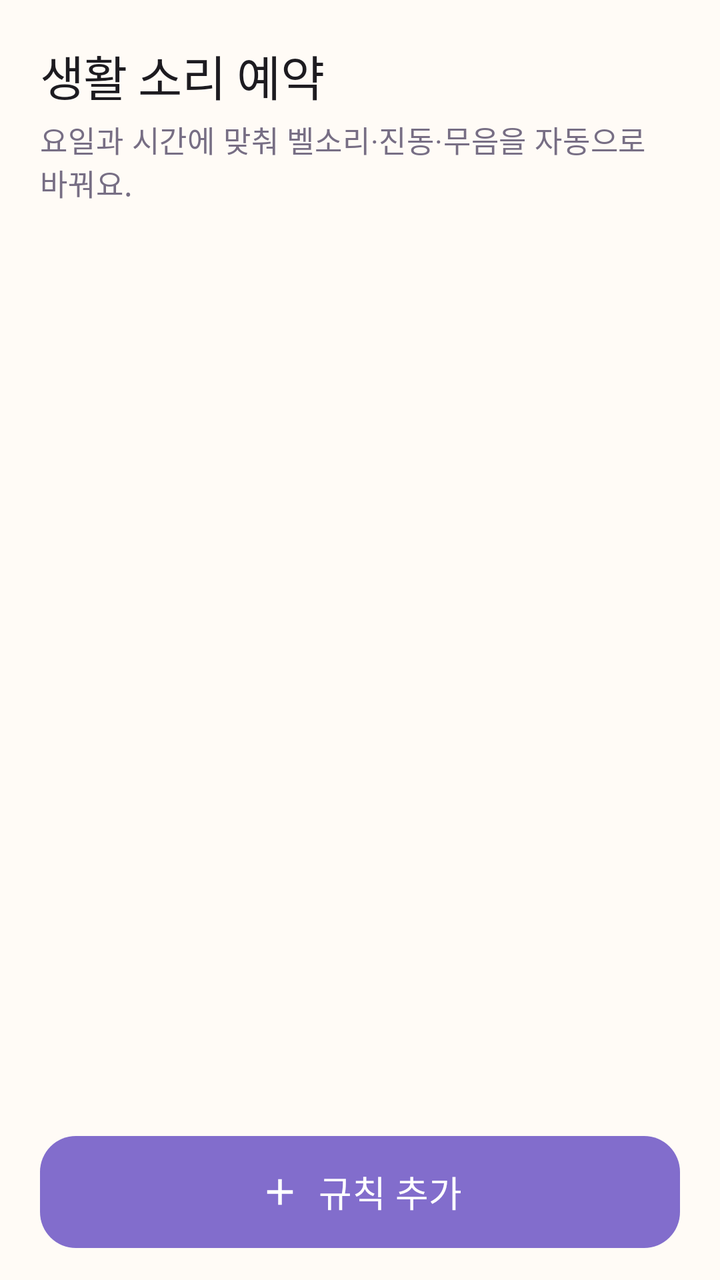
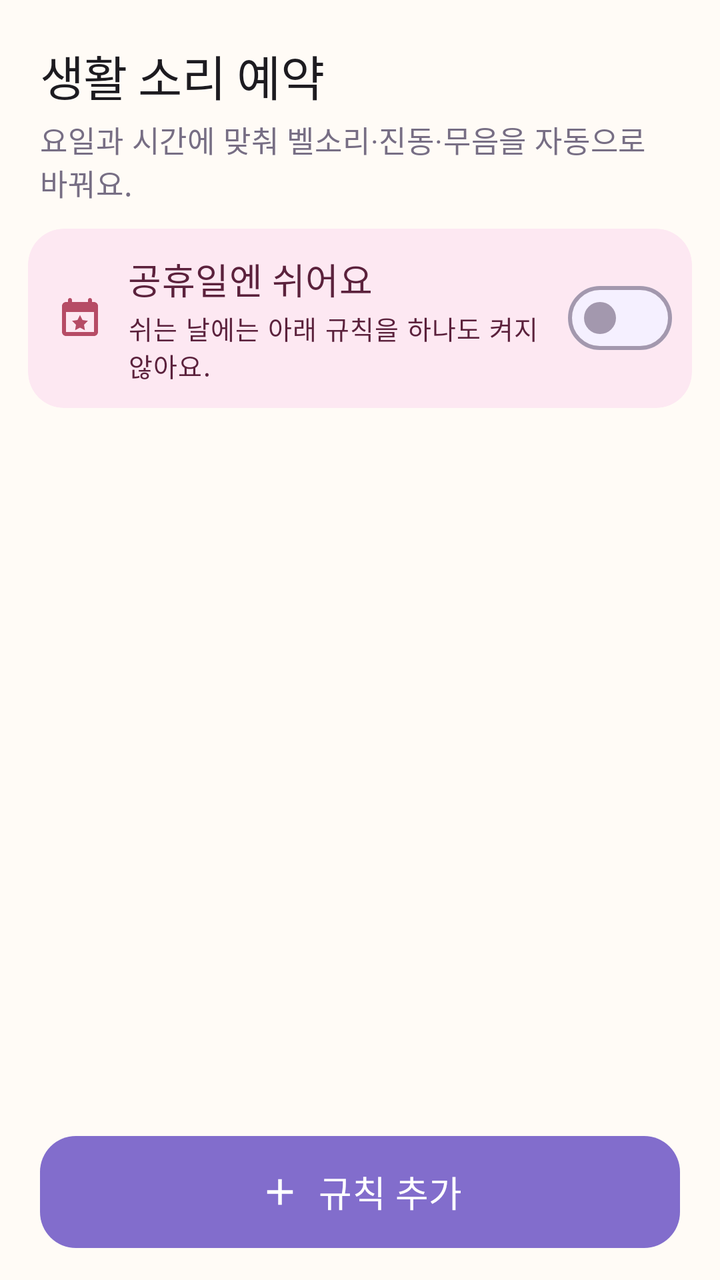

Two renders of the same Android screen: before a commit and after it. Below are the layout's source before the change and the commit's diff.
<!-- AndroidManifest.xml: application theme Theme.KidCare -->
<!-- res/layout/fragment_schedule.xml -->
<?xml version="1.0" encoding="utf-8"?>
<FrameLayout xmlns:android="http://schemas.android.com/apk/res/android"
    xmlns:app="http://schemas.android.com/apk/res-auto"
    android:layout_width="match_parent"
    android:layout_height="match_parent">

    
    <LinearLayout
        android:id="@+id/list_pane"
        android:layout_width="match_parent"
        android:layout_height="match_parent"
        android:orientation="vertical">

        <LinearLayout
            android:layout_width="match_parent"
            android:layout_height="wrap_content"
            android:orientation="vertical"
            android:paddingHorizontal="20dp"
            android:paddingTop="20dp"
            android:paddingBottom="12dp">

            <TextView
                android:layout_width="match_parent"
                android:layout_height="wrap_content"
                android:text="@string/schedule_header_title"
                android:textAppearance="?attr/textAppearanceHeadlineSmall" />

            <TextView
                android:layout_width="match_parent"
                android:layout_height="wrap_content"
                android:layout_marginTop="4dp"
                android:text="@string/schedule_header_subtitle"
                android:textAppearance="?attr/textAppearanceBodyMedium"
                android:textColor="?attr/colorOnSurfaceVariant" />
        </LinearLayout>

        
        <TextView
            android:id="@+id/schedule_state"
            android:layout_width="match_parent"
            android:layout_height="wrap_content"
            android:padding="16dp"
            android:textAppearance="?attr/textAppearanceBodyMedium"
            android:textColor="?attr/colorOnSurfaceVariant"
            android:visibility="gone" />

        
        <LinearLayout
            android:id="@+id/sync_pending_bar"
            android:layout_width="match_parent"
            android:layout_height="wrap_content"
            android:background="?attr/colorErrorContainer"
            android:baselineAligned="false"
            android:gravity="center_vertical"
            android:orientation="horizontal"
            android:paddingHorizontal="16dp"
            android:paddingVertical="8dp"
            android:visibility="gone">

            <TextView
                android:layout_width="0dp"
                android:layout_height="wrap_content"
                android:layout_weight="1"
                android:text="@string/schedule_sync_pending"
                android:textAppearance="?attr/textAppearanceBodyMedium"
                android:textColor="?attr/colorOnErrorContainer" />

            
            <com.google.android.material.button.MaterialButton
                android:id="@+id/sync_retry_button"
                style="@style/Widget.KidCare.Button.Text"
                android:layout_width="wrap_content"
                android:layout_height="wrap_content"
                android:layout_marginStart="8dp"
                android:minHeight="48dp"
                android:text="@string/schedule_sync_retry"
                android:textColor="?attr/colorOnErrorContainer" />
        </LinearLayout>

        <FrameLayout
            android:layout_width="match_parent"
            android:layout_height="0dp"
            android:layout_weight="1">

            <androidx.recyclerview.widget.RecyclerView
                android:id="@+id/schedule_list"
                android:layout_width="match_parent"
                android:layout_height="match_parent"
                android:clipToPadding="false"
                android:paddingTop="4dp"
                android:paddingBottom="12dp" />

            <TextView
                android:id="@+id/schedule_empty"
                android:layout_width="match_parent"
                android:layout_height="wrap_content"
                android:layout_gravity="center"
                android:gravity="center"
                android:padding="24dp"
                android:text="@string/schedule_empty"
                android:textAppearance="?attr/textAppearanceBodyMedium"
                android:textColor="?attr/colorOnSurfaceVariant"
                android:visibility="gone" />
        </FrameLayout>

        <com.google.android.material.button.MaterialButton
            android:id="@+id/add_button"
            android:layout_width="match_parent"
            android:layout_height="56dp"
            android:layout_marginHorizontal="20dp"
            android:layout_marginTop="8dp"
            android:layout_marginBottom="16dp"
            android:text="@string/schedule_add"
            android:textAppearance="?attr/textAppearanceTitleMedium"
            app:icon="@drawable/ic_add"
            app:iconGravity="textStart"
            app:iconPadding="8dp"
            app:iconSize="22dp" />
    </LinearLayout>

    
    
    <ScrollView
        android:id="@+id/editor_pane"
        android:layout_width="match_parent"
        android:layout_height="match_parent"
        android:background="?attr/colorSurface"
        android:fillViewport="true"
        android:visibility="gone">

        <LinearLayout
            android:layout_width="match_parent"
            android:layout_height="wrap_content"
            android:orientation="vertical"
            android:padding="16dp">

            <TextView
                android:id="@+id/editor_title"
                android:layout_width="match_parent"
                android:layout_height="wrap_content"
                android:textAppearance="?attr/textAppearanceHeadlineSmall" />

            <TextView
                android:layout_width="match_parent"
                android:layout_height="wrap_content"
                android:layout_marginTop="20dp"
                android:text="@string/schedule_editor_days_label"
                android:textAppearance="?attr/textAppearanceTitleMedium" />

            
            <com.google.android.material.button.MaterialButtonToggleGroup
                android:id="@+id/day_group"
                android:layout_width="match_parent"
                android:layout_height="wrap_content"
                android:layout_marginTop="8dp"
                app:selectionRequired="false"
                app:singleSelection="false">

                <com.google.android.material.button.MaterialButton
                    android:id="@+id/day_mon"
                    style="?attr/materialButtonOutlinedStyle"
                    android:layout_width="0dp"
                    android:layout_height="52dp"
                    android:layout_weight="1"
                    android:insetLeft="0dp"
                    android:insetRight="0dp"
                    android:minWidth="0dp"
                    android:paddingHorizontal="0dp"
                    android:saveEnabled="false"
                    android:text="@string/schedule_day_mon" />

                <com.google.android.material.button.MaterialButton
                    android:id="@+id/day_tue"
                    style="?attr/materialButtonOutlinedStyle"
                    android:layout_width="0dp"
                    android:layout_height="52dp"
                    android:layout_weight="1"
                    android:insetLeft="0dp"
                    android:insetRight="0dp"
                    android:minWidth="0dp"
                    android:paddingHorizontal="0dp"
                    android:saveEnabled="false"
                    android:text="@string/schedule_day_tue" />

                <com.google.android.material.button.MaterialButton
                    android:id="@+id/day_wed"
                    style="?attr/materialButtonOutlinedStyle"
                    android:layout_width="0dp"
                    android:layout_height="52dp"
                    android:layout_weight="1"
                    android:insetLeft="0dp"
                    android:insetRight="0dp"
                    android:minWidth="0dp"
                    android:paddingHorizontal="0dp"
                    android:saveEnabled="false"
                    android:text="@string/schedule_day_wed" />

                <com.google.android.material.button.MaterialButton
                    android:id="@+id/day_thu"
                    style="?attr/materialButtonOutlinedStyle"
                    android:layout_width="0dp"
                    android:layout_height="52dp"
                    android:layout_weight="1"
                    android:insetLeft="0dp"
                    android:insetRight="0dp"
                    android:minWidth="0dp"
                    android:paddingHorizontal="0dp"
                    android:saveEnabled="false"
                    android:text="@string/schedule_day_thu" />

                <com.google.android.material.button.MaterialButton
                    android:id="@+id/day_fri"
                    style="?attr/materialButtonOutlinedStyle"
                    android:layout_width="0dp"
                    android:layout_height="52dp"
                    android:layout_weight="1"
                    android:insetLeft="0dp"
                    android:insetRight="0dp"
                    android:minWidth="0dp"
                    android:paddingHorizontal="0dp"
                    android:saveEnabled="false"
                    android:text="@string/schedule_day_fri" />

                <com.google.android.material.button.MaterialButton
                    android:id="@+id/day_sat"
                    style="?attr/materialButtonOutlinedStyle"
                    android:layout_width="0dp"
                    android:layout_height="52dp"
                    android:layout_weight="1"
                    android:insetLeft="0dp"
                    android:insetRight="0dp"
                    android:minWidth="0dp"
                    android:paddingHorizontal="0dp"
                    android:saveEnabled="false"
                    android:text="@string/schedule_day_sat" />

                <com.google.android.material.button.MaterialButton
                    android:id="@+id/day_sun"
                    style="?attr/materialButtonOutlinedStyle"
                    android:layout_width="0dp"
                    android:layout_height="52dp"
                    android:layout_weight="1"
                    android:insetLeft="0dp"
                    android:insetRight="0dp"
                    android:minWidth="0dp"
                    android:paddingHorizontal="0dp"
                    android:saveEnabled="false"
                    android:text="@string/schedule_day_sun" />
            </com.google.android.material.button.MaterialButtonToggleGroup>

            
            <TextView
                android:id="@+id/editor_days_error"
                android:layout_width="match_parent"
                android:layout_height="wrap_content"
                android:layout_marginTop="6dp"
                android:text="@string/schedule_editor_days_required"
                android:textAppearance="?attr/textAppearanceBodySmall"
                android:textColor="?attr/colorError"
                android:visibility="gone" />

            <TextView
                android:layout_width="match_parent"
                android:layout_height="wrap_content"
                android:layout_marginTop="20dp"
                android:text="@string/schedule_editor_time_label"
                android:textAppearance="?attr/textAppearanceTitleMedium" />

            <LinearLayout
                android:layout_width="match_parent"
                android:layout_height="wrap_content"
                android:layout_marginTop="8dp"
                android:baselineAligned="false"
                android:gravity="center_vertical"
                android:orientation="horizontal">

                <com.google.android.material.button.MaterialButton
                    android:id="@+id/start_time_button"
                    style="?attr/materialButtonOutlinedStyle"
                    android:layout_width="0dp"
                    android:layout_height="56dp"
                    android:layout_weight="1"
                    android:textAppearance="?attr/textAppearanceTitleMedium" />

                <TextView
                    android:layout_width="wrap_content"
                    android:layout_height="wrap_content"
                    android:paddingHorizontal="10dp"
                android:text="@string/schedule_range_separator"
                    android:textAppearance="?attr/textAppearanceTitleMedium" />

                <com.google.android.material.button.MaterialButton
                    android:id="@+id/end_time_button"
                    style="?attr/materialButtonOutlinedStyle"
                    android:layout_width="0dp"
                    android:layout_height="56dp"
                    android:layout_weight="1"
                    android:textAppearance="?attr/textAppearanceTitleMedium" />
            </LinearLayout>

            
            <TextView
                android:id="@+id/range_hint"
                android:layout_width="match_parent"
                android:layout_height="wrap_content"
                android:layout_marginTop="6dp"
                android:textAppearance="?attr/textAppearanceBodyMedium"
                android:textColor="?attr/colorOnSurfaceVariant"
                android:visibility="gone" />

            <TextView
                android:layout_width="match_parent"
                android:layout_height="wrap_content"
                android:layout_marginTop="20dp"
                android:text="@string/schedule_editor_mode_label"
                android:textAppearance="?attr/textAppearanceTitleMedium" />

            <com.google.android.material.button.MaterialButtonToggleGroup
                android:id="@+id/mode_group"
                android:layout_width="match_parent"
                android:layout_height="wrap_content"
                android:layout_marginTop="8dp"
                app:selectionRequired="true"
                app:singleSelection="true">

                <com.google.android.material.button.MaterialButton
                    android:id="@+id/schedule_mode_normal"
                    style="?attr/materialButtonOutlinedStyle"
                    android:layout_width="0dp"
                    android:layout_height="56dp"
                    android:layout_weight="1"
                    android:insetLeft="0dp"
                    android:insetRight="0dp"
                    android:minWidth="0dp"
                    android:paddingHorizontal="2dp"
                    android:saveEnabled="false"
                    android:text="@string/schedule_mode_normal" />

                <com.google.android.material.button.MaterialButton
                    android:id="@+id/schedule_mode_vibrate"
                    style="?attr/materialButtonOutlinedStyle"
                    android:layout_width="0dp"
                    android:layout_height="56dp"
                    android:layout_weight="1"
                    android:insetLeft="0dp"
                    android:insetRight="0dp"
                    android:minWidth="0dp"
                    android:paddingHorizontal="2dp"
                    android:saveEnabled="false"
                    android:text="@string/schedule_mode_vibrate" />

                <com.google.android.material.button.MaterialButton
                    android:id="@+id/schedule_mode_silent"
                    style="?attr/materialButtonOutlinedStyle"
                    android:layout_width="0dp"
                    android:layout_height="56dp"
                    android:layout_weight="1"
                    android:insetLeft="0dp"
                    android:insetRight="0dp"
                    android:minWidth="0dp"
                    android:paddingHorizontal="2dp"
                    android:saveEnabled="false"
                    android:text="@string/schedule_mode_silent" />
            </com.google.android.material.button.MaterialButtonToggleGroup>

            <LinearLayout
                android:layout_width="match_parent"
                android:layout_height="wrap_content"
                android:layout_marginTop="20dp"
                android:gravity="center_vertical"
                android:orientation="horizontal">

                <ProgressBar
                    android:id="@+id/editor_progress"
                    style="?android:attr/progressBarStyleSmall"
                    android:layout_width="20dp"
                    android:layout_height="20dp"
                    android:layout_marginEnd="10dp"
                    android:visibility="gone" />

                <TextView
                    android:id="@+id/editor_status"
                    android:layout_width="0dp"
                    android:layout_height="wrap_content"
                    android:layout_weight="1"
                    android:textAppearance="?attr/textAppearanceBodyMedium"
                    android:visibility="gone" />
            </LinearLayout>

            <LinearLayout
                android:layout_width="match_parent"
                android:layout_height="wrap_content"
                android:layout_marginTop="16dp"
                android:orientation="horizontal">

                <com.google.android.material.button.MaterialButton
                    android:id="@+id/editor_cancel_button"
                    style="@style/Widget.KidCare.Button.Text"
                    android:layout_width="0dp"
                    android:layout_height="56dp"
                    android:layout_weight="1"
                    android:text="@string/schedule_editor_cancel" />

                <com.google.android.material.button.MaterialButton
                    android:id="@+id/editor_save_button"
                    android:layout_width="0dp"
                    android:layout_height="56dp"
                    android:layout_marginStart="8dp"
                    android:layout_weight="1"
                    android:text="@string/schedule_editor_save"
                    android:textAppearance="?attr/textAppearanceTitleMedium" />
            </LinearLayout>
        </LinearLayout>
    </ScrollView>
</FrameLayout>
<!-- resources referenced by this layout -->
<resources>
  <string name="schedule_add">규칙 추가</string>
  <string name="schedule_day_fri">금</string>
  <string name="schedule_day_mon">월</string>
  <string name="schedule_day_sat">토</string>
  <string name="schedule_day_sun">일</string>
  <string name="schedule_day_thu">목</string>
  <string name="schedule_day_tue">화</string>
  <string name="schedule_day_wed">수</string>
  <string name="schedule_mode_silent">무음</string>
  <color name="sky">#826DCC</color>
  <color name="on_accent">#FFFFFF</color>
  <color name="sky_soft">#EEE9FF</color>
  <color name="ink">#342D3F</color>
  <color name="apricot">#F2A05F</color>
  <color name="apricot_soft">#FFF0E2</color>
  <color name="on_apricot_soft">#5A3216</color>
  <color name="grass">#7E9D68</color>
  <color name="grass_soft">#EDF4E7</color>
  <color name="berry_ink">#B64C66</color>
  <color name="paper_card">#FFFEFC</color>
  <color name="berry_soft">#FDE8F2</color>
  <color name="on_berry_soft">#5B213C</color>
  <color name="paper">#FFFBF6</color>
  <color name="paper_fold">#F5F0FF</color>
  <color name="ink_soft">#776E84</color>
  <color name="line">#A398AE</color>
  <color name="line_soft">#E9E1ED</color>
  <!-- unchanged entries left out for length: 44 -->
</resources>

<!-- the commit's change to res/layout/fragment_schedule.xml (unified diff, before → after) -->
@@ -33,6 +33,67 @@
                 android:textAppearance="?attr/textAppearanceBodyMedium"
                 android:textColor="?attr/colorOnSurfaceVariant" />
         </LinearLayout>
+
+        
+        <com.google.android.material.card.MaterialCardView
+            android:layout_width="match_parent"
+            android:layout_height="wrap_content"
+            android:layout_marginHorizontal="14dp"
+            android:layout_marginBottom="6dp"
+            app:cardBackgroundColor="@color/berry_soft"
+            app:shapeAppearance="@style/ShapeAppearance.KidCare.Medium"
+            app:strokeWidth="0dp">
+
+            <LinearLayout
+                android:layout_width="match_parent"
+                android:layout_height="wrap_content"
+                android:baselineAligned="false"
+                android:gravity="center_vertical"
+                android:orientation="horizontal"
+                android:paddingStart="14dp"
+                android:paddingEnd="10dp"
+                android:paddingVertical="12dp">
+
+                <ImageView
+                    android:layout_width="24dp"
+                    android:layout_height="24dp"
+                    android:layout_marginEnd="12dp"
+                    android:importantForAccessibility="no"
+                    android:src="@drawable/ic_holiday"
+                    app:tint="@color/berry_ink" />
+
+                <LinearLayout
+                    android:layout_width="0dp"
+                    android:layout_height="wrap_content"
+                    android:layout_weight="1"
+                    android:orientation="vertical">
+
+                    <TextView
+                        android:layout_width="match_parent"
+                        android:layout_height="wrap_content"
+                        android:text="@string/schedule_holiday_title"
+                        android:textAppearance="?attr/textAppearanceTitleMedium"
+                        android:textColor="@color/on_berry_soft" />
+
+                    <TextView
+                        android:id="@+id/holiday_hint"
+                        android:layout_width="match_parent"
+                        android:layout_height="wrap_content"
+                        android:layout_marginTop="2dp"
+                        android:text="@string/schedule_holiday_subtitle"
+                        android:textAppearance="?attr/textAppearanceBodySmall"
+                        android:textColor="@color/on_berry_soft" />
+                </LinearLayout>
+
+                <com.google.android.material.materialswitch.MaterialSwitch
+                    android:id="@+id/holiday_switch"
+                    android:layout_width="wrap_content"
+                    android:layout_height="wrap_content"
+                    android:layout_marginStart="8dp"
+                    android:minHeight="48dp"
+                    android:saveEnabled="false" />
+            </LinearLayout>
+        </com.google.android.material.card.MaterialCardView>
 
         
         <TextView
@@ -327,40 +388,52 @@
                     android:id="@+id/schedule_mode_normal"
                     style="?attr/materialButtonOutlinedStyle"
                     android:layout_width="0dp"
-                    android:layout_height="56dp"
+                    android:layout_height="62dp"
                     android:layout_weight="1"
                     android:insetLeft="0dp"
                     android:insetRight="0dp"
                     android:minWidth="0dp"
                     android:paddingHorizontal="2dp"
                     android:saveEnabled="false"
-                    android:text="@string/schedule_mode_normal" />
+                    android:text="@string/schedule_mode_normal"
+                    app:icon="@drawable/ic_volume_up"
+                    app:iconGravity="top"
+                    app:iconPadding="2dp"
+                    app:iconSize="20dp" />
 
                 <com.google.android.material.button.MaterialButton
                     android:id="@+id/schedule_mode_vibrate"
                     style="?attr/materialButtonOutlinedStyle"
                     android:layout_width="0dp"
-                    android:layout_height="56dp"
+                    android:layout_height="62dp"
                     android:layout_weight="1"
                     android:insetLeft="0dp"
                     android:insetRight="0dp"
                     android:minWidth="0dp"
                     android:paddingHorizontal="2dp"
                     android:saveEnabled="false"
-                    android:text="@string/schedule_mode_vibrate" />
+                    android:text="@string/schedule_mode_vibrate"
+                    app:icon="@drawable/ic_vibration"
+                    app:iconGravity="top"
+                    app:iconPadding="2dp"
+                    app:iconSize="20dp" />
 
                 <com.google.android.material.button.MaterialButton
                     android:id="@+id/schedule_mode_silent"
                     style="?attr/materialButtonOutlinedStyle"
                     android:layout_width="0dp"
-                    android:layout_height="56dp"
+                    android:layout_height="62dp"
                     android:layout_weight="1"
                     android:insetLeft="0dp"
                     android:insetRight="0dp"
                     android:minWidth="0dp"
                     android:paddingHorizontal="2dp"
                     android:saveEnabled="false"
-                    android:text="@string/schedule_mode_silent" />
+                    android:text="@string/schedule_mode_silent"
+                    app:icon="@drawable/ic_volume_off"
+                    app:iconGravity="top"
+                    app:iconPadding="2dp"
+                    app:iconSize="20dp" />
             </com.google.android.material.button.MaterialButtonToggleGroup>
 
             <LinearLayout
<!-- resource entries referenced after the edit -->
@@ -8,6 +8,8 @@
   <string name="schedule_day_thu">목</string>
   <string name="schedule_day_tue">화</string>
   <string name="schedule_day_wed">수</string>
+  <string name="schedule_holiday_subtitle">쉬는 날에는 아래 규칙을 하나도 켜지 않아요.</string>
+  <string name="schedule_holiday_title">공휴일엔 쉬어요</string>
   <string name="schedule_mode_silent">무음</string>
   <color name="sky">#826DCC</color>
   <color name="on_accent">#FFFFFF</color>
@@ -22,6 +24,29 @@
   <color name="paper_card">#FFFEFC</color>
   <color name="berry_soft">#FDE8F2</color>
   <color name="on_berry_soft">#5B213C</color>
+  <!-- drawable ic_holiday (drawable) -->
+  <vector xmlns:android="http://schemas.android.com/apk/res/android"
+      android:width="24dp"
+      android:height="24dp"
+      android:viewportWidth="24"
+      android:viewportHeight="24"
+      android:tint="?attr/colorControlNormal">
+      <path
+          android:fillColor="@android:color/white"
+          android:pathData="M7,2C7.55,2 8,2.45 8,3V4H16V3C16,2.45 16.45,2 17,2C17.55,2 18,2.45 18,3V4H19C20.1,4 21,4.9 21,6V19C21,20.1 20.1,21 19,21H5C3.9,21 3,20.1 3,19V6C3,4.9 3.9,4 5,4H6V3C6,2.45 6.45,2 7,2M5,9V19H19V9H5Z" />
+      <path
+          android:fillColor="@android:color/white"
+          android:pathData="M12,10.5L13.24,13.01L16,13.42L14,15.37L14.47,18.12L12,16.82L9.53,18.12L10,15.37L8,13.42L10.76,13.01L12,10.5Z" />
+  </vector>
+  <!-- drawable ic_vibration (drawable) -->
+  <?xml version="1.0" encoding="utf-8"?>
+  <vector xmlns:android="http://schemas.android.com/apk/res/android" android:width="24dp" android:height="24dp" android:viewportWidth="24" android:viewportHeight="24"><path android:fillColor="#FF000000" android:pathData="M0,15 L2,15 L2,9 L0,9 Z M3,18 L5,18 L5,6 L3,6 Z M19,15 L21,15 L21,9 L19,9 Z M22,9 L22,15 L24,15 L24,9 Z M16.5,3 L7.5,3 C6.67,3 6,3.67 6,4.5 L6,19.5 C6,20.33 6.67,21 7.5,21 L16.5,21 C17.33,21 18,20.33 18,19.5 L18,4.5 C18,3.67 17.33,3 16.5,3 Z M16,19 L8,19 L8,5 L16,5 Z" /></vector>
+  <!-- drawable ic_volume_off (drawable) -->
+  <?xml version="1.0" encoding="utf-8"?>
+  <vector xmlns:android="http://schemas.android.com/apk/res/android" android:width="24dp" android:height="24dp" android:viewportWidth="24" android:viewportHeight="24"><path android:fillColor="#FF000000" android:pathData="M16.5,12 C16.5,10.23 15.48,8.71 14,7.97 L14,10.18 L16.45,12.63 C16.48,12.43 16.5,12.22 16.5,12 Z M19,12 C19,12.94 18.8,13.82 18.46,14.64 L19.97,16.15 C20.63,14.91 21,13.5 21,12 C21,7.72 18.01,4.14 14,3.23 L14,5.29 C16.89,6.15 19,8.83 19,12 Z M4.27,3 L3,4.27 L7.73,9 L3,9 L3,15 L7,15 L12,20 L12,13.27 L16.25,17.52 C15.58,18.04 14.83,18.45 14,18.7 L14,20.76 C15.38,20.45 16.63,19.81 17.69,18.95 L19.73,21 L21,19.73 Z M12,4 L9.91,6.09 L12,8.18 Z" /></vector>
+  <!-- drawable ic_volume_up (drawable) -->
+  <?xml version="1.0" encoding="utf-8"?>
+  <vector xmlns:android="http://schemas.android.com/apk/res/android" android:width="24dp" android:height="24dp" android:viewportWidth="24" android:viewportHeight="24"><path android:fillColor="#FF000000" android:pathData="M3,9 L3,15 L7,15 L12,20 L12,4 L7,9 Z M16.5,12 C16.5,10.23 15.48,8.71 14,7.97 L14,16.02 C15.48,15.29 16.5,13.77 16.5,12 Z M14,3.23 L14,5.29 C16.89,6.15 19,8.83 19,12 C19,15.17 16.89,17.85 14,18.71 L14,20.77 C18.01,19.86 21,16.28 21,12 C21,7.72 18.01,4.14 14,3.23 Z" /></vector>
   <color name="paper">#FFFBF6</color>
   <color name="paper_fold">#F5F0FF</color>
   <color name="ink_soft">#776E84</color>
